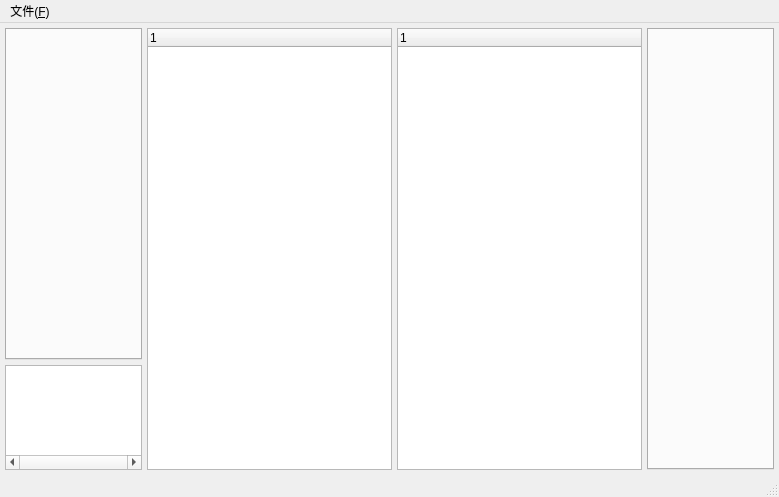
First picture: the form in ui/MainWindow.ui, repository flysion/autodriver, before the edit.
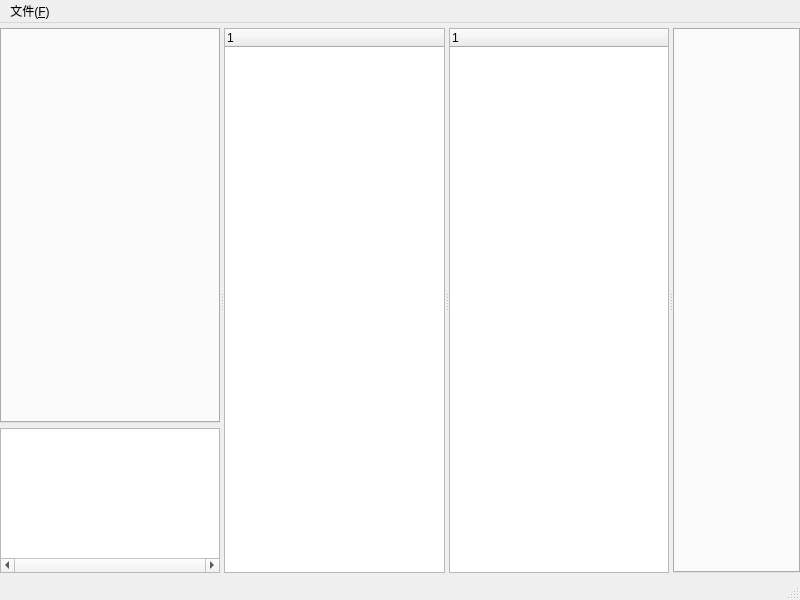
Second picture: the form after the edit. Custom widgets are drawn as their Qt base class.

```diff
--- a/ui/MainWindow.ui
+++ b/ui/MainWindow.ui
@@ -6,8 +6,8 @@
    <rect>
     <x>0</x>
     <y>0</y>
-    <width>779</width>
-    <height>497</height>
+    <width>800</width>
+    <height>600</height>
    </rect>
   </property>
   <property name="sizePolicy">
@@ -28,25 +28,29 @@
    </property>
    <layout class="QHBoxLayout" name="horizontalLayout">
     <property name="spacing">
-     <number>0</number>
+     <number>5</number>
     </property>
     <property name="leftMargin">
-     <number>5</number>
+     <number>0</number>
     </property>
     <property name="topMargin">
      <number>5</number>
     </property>
     <property name="rightMargin">
-     <number>5</number>
+     <number>0</number>
     </property>
     <property name="bottomMargin">
      <number>5</number>
     </property>
     <item>
+     <widget class="QSplitter" name="splitter">
+      <property name="orientation">
+       <enum>Qt::Horizontal</enum>
+      </property>
      <widget class="QWidget" name="widget_1" native="true">
-      <layout class="QHBoxLayout" name="horizontalLayout_1">
+       <layout class="QVBoxLayout" name="verticalLayout_2">
        <property name="spacing">
-        <number>0</number>
+         <number>5</number>
        </property>
        <property name="leftMargin">
         <number>0</number>
@@ -65,10 +69,7 @@
          <property name="sizeConstraint">
           <enum>QLayout::SetDefaultConstraint</enum>
          </property>
-         <property name="horizontalSpacing">
-          <number>0</number>
-         </property>
-         <property name="verticalSpacing">
+          <property name="spacing">
           <number>5</number>
          </property>
          <item row="1" column="0" colspan="2">
@@ -76,13 +77,13 @@
            <property name="minimumSize">
             <size>
              <width>0</width>
-             <height>105</height>
+              <height>145</height>
             </size>
            </property>
            <property name="maximumSize">
             <size>
              <width>16777215</width>
-             <height>105</height>
+              <height>145</height>
             </size>
            </property>
            <property name="verticalScrollBarPolicy">
@@ -96,8 +97,8 @@
            </property>
            <property name="iconSize">
             <size>
-             <width>80</width>
-             <height>80</height>
+              <width>250</width>
+              <height>250</height>
             </size>
            </property>
            <property name="movement">
@@ -110,7 +111,7 @@
             <enum>QListView::Adjust</enum>
            </property>
            <property name="spacing">
-            <number>4</number>
+             <number>5</number>
            </property>
            <property name="viewMode">
             <enum>QListView::IconMode</enum>
@@ -128,27 +129,25 @@
        </item>
       </layout>
      </widget>
-    </item>
-    <item>
      <widget class="QWidget" name="widget_2" native="true">
       <property name="minimumSize">
        <size>
-        <width>250</width>
+         <width>0</width>
         <height>0</height>
        </size>
       </property>
       <property name="maximumSize">
        <size>
-        <width>250</width>
+         <width>16777215</width>
         <height>16777215</height>
        </size>
       </property>
       <layout class="QVBoxLayout" name="verticalLayout">
        <property name="spacing">
-        <number>0</number>
+         <number>5</number>
        </property>
        <property name="leftMargin">
-        <number>5</number>
+         <number>0</number>
        </property>
        <property name="topMargin">
         <number>0</number>
@@ -182,30 +181,28 @@
        </item>
       </layout>
      </widget>
-    </item>
-    <item>
      <widget class="QWidget" name="widget_3" native="true">
       <property name="minimumSize">
        <size>
-        <width>250</width>
+         <width>0</width>
         <height>0</height>
        </size>
       </property>
       <property name="maximumSize">
        <size>
-        <width>250</width>
+         <width>16777215</width>
         <height>16777215</height>
        </size>
       </property>
       <property name="autoFillBackground">
        <bool>false</bool>
       </property>
-      <layout class="QHBoxLayout" name="horizontalLayout_3" stretch="0">
+       <layout class="QVBoxLayout" name="verticalLayout_3" stretch="0">
        <property name="spacing">
-        <number>0</number>
+         <number>5</number>
        </property>
        <property name="leftMargin">
-        <number>5</number>
+         <number>0</number>
        </property>
        <property name="topMargin">
         <number>0</number>
@@ -239,15 +236,13 @@
        </item>
       </layout>
      </widget>
-    </item>
-    <item>
      <widget class="QWidget" name="widget_4" native="true">
-      <layout class="QHBoxLayout" name="horizontalLayout_4">
+       <layout class="QVBoxLayout" name="verticalLayout_4">
        <property name="spacing">
-        <number>0</number>
+         <number>5</number>
        </property>
        <property name="leftMargin">
-        <number>5</number>
+         <number>0</number>
        </property>
        <property name="topMargin">
         <number>0</number>
@@ -267,6 +262,7 @@
        </item>
       </layout>
      </widget>
+     </widget>
     </item>
    </layout>
   </widget>
@@ -275,7 +271,7 @@
     <rect>
      <x>0</x>
      <y>0</y>
-     <width>779</width>
+     <width>800</width>
      <height>22</height>
     </rect>
    </property>
```
Left out of the diff: 6 changed lines with no effect on the pictures. Lines whose indentation alone changed are shown as unchanged.
